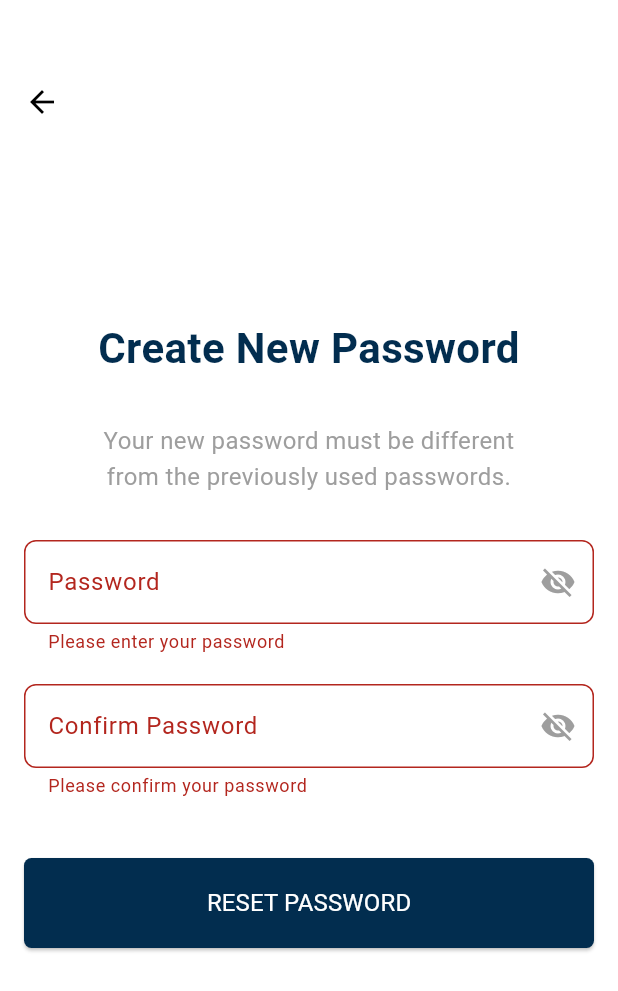
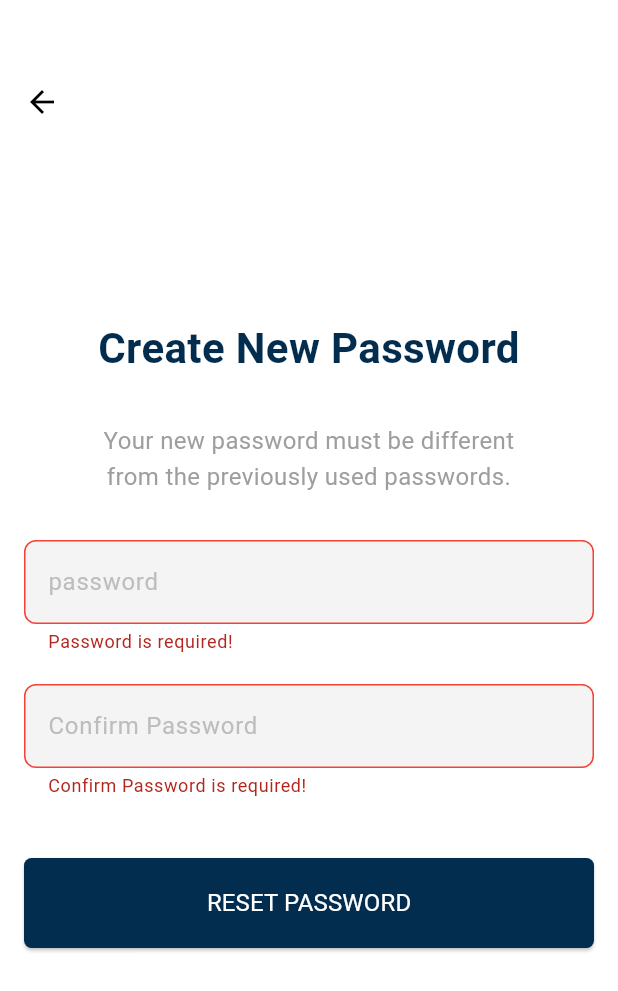
Before and after one commit to ahmed-sala/short-path, a Flutter app: the NewPasswordScreen screen opened by its route, after a tap on "RESET PASSWORD", on a phone screen of 412 x 824 dp. Shown: the top 991 px of the screen. Run offline on Flutter 3.47's test engine with Material 3 defaults, Android fonts, the phone set to English and light mode, and no system bars; our stand-ins replace awesome_dialog, bloc, dio, flutter_bloc, get_it, google_fonts and 3 more; generated files the repository leaves out were written again.

Commit message:
sign in/ sign up screens

```diff
--- /dev/null
+++ b/devtools_options.yaml
@@ -0,0 +1,3 @@
+description: This file stores settings for Dart & Flutter DevTools.
+documentation: https://docs.flutter.dev/tools/devtools/extensions#configure-extension-enablement-states
+extensions:
--- a/lib/src/auth/presentation/screens/new password_screen.dart
+++ b/lib/src/auth/presentation/screens/new password_screen.dart
@@ -1,4 +1,6 @@
 import 'package:flutter/material.dart';
+import 'package:short_path/config/helpers/validations.dart';
+import 'package:short_path/core/widgets/custom_auth_text_feild.dart';
 import '../../../../config/routes/routes_name.dart';
 import '../../../../core/styles/colors/app_colore.dart';
 import '../../../../core/widgets/custom_auth_button.dart';
@@ -63,70 +65,26 @@ class _NewPasswordScreenState extends State<NewPasswordScreen> {
                     const SizedBox(height: 30.0),
 
                     // Password Field
-                    TextFormField(
-                      controller: passwordController,
-                      obscureText: !isPasswordVisible,
-                      decoration: InputDecoration(
-                        labelText: 'Password',
-                        hintText: 'Enter your password',
-                        suffixIcon: IconButton(
-                          icon: Icon(
-                            isPasswordVisible ? Icons.visibility : Icons.visibility_off,
-                            color: AppColors.greyColor,
-                          ),
-                          onPressed: () {
+                    CustomTextFormField(labelText: "password", hintText:"enter new password", keyboardType:TextInputType.visiblePassword, controller:passwordController , validator: (value) {
+                      return Validations.validatePassword(value);
+                    },showPassword:(){
                       setState(() {
                         isPasswordVisible = !isPasswordVisible;
                       });
-                          },
-                        ),
-                        border: OutlineInputBorder(
-                          borderRadius: BorderRadius.circular(8.0),
-                        ),
-                      ),
-                      validator: (value) {
-                        if (value == null || value.isEmpty) {
-                          return 'Please enter your password';
-                        } else if (value.length < 8) {
-                          return 'Password must be at least 8 characters';
-                        }
-                        return null;
-                      },
-                    ),
+                    },isPasswordVisible: isPasswordVisible,),
 
                     const SizedBox(height: 20),
 
                     // Confirm Password Field
-                    TextFormField(
-                      controller: confirmPasswordController,
-                      obscureText: !isConfirmPasswordVisible,
-                      decoration: InputDecoration(
-                        labelText: 'Confirm Password',
-                        hintText: 'Re-enter your password',
-                        suffixIcon: IconButton(
-                          icon: Icon(
-                            isConfirmPasswordVisible ? Icons.visibility : Icons.visibility_off,
-                            color: AppColors.greyColor,
-                          ),
-                          onPressed: () {
+                    CustomTextFormField(labelText: 'Confirm Password', hintText:'Re-enter your password', keyboardType:TextInputType.visiblePassword, controller:confirmPasswordController, validator: (value) {
+                      return Validations.validateConfirmPassword(value, passwordController.text);
+                    },showPassword:(){
                       setState(() {
                         isConfirmPasswordVisible = !isConfirmPasswordVisible;
                       });
-                          },
-                        ),
-                        border: OutlineInputBorder(
-                          borderRadius: BorderRadius.circular(8.0),
-                        ),
-                      ),
-                      validator: (value) {
-                        if (value == null || value.isEmpty) {
-                          return 'Please confirm your password';
-                        } else if (value != passwordController.text) {
-                          return 'Passwords do not match';
-                        }
-                        return null;
-                      },
-                    ),
+                    },isPasswordVisible: isConfirmPasswordVisible,),
+
+
 
                     const SizedBox(height: 40),
 
```
Also changed, not shown: lib/src/auth/presentation/screens/reset password_screen.dart (+5 -18 lines). Lines whose indentation alone changed are shown as unchanged.
